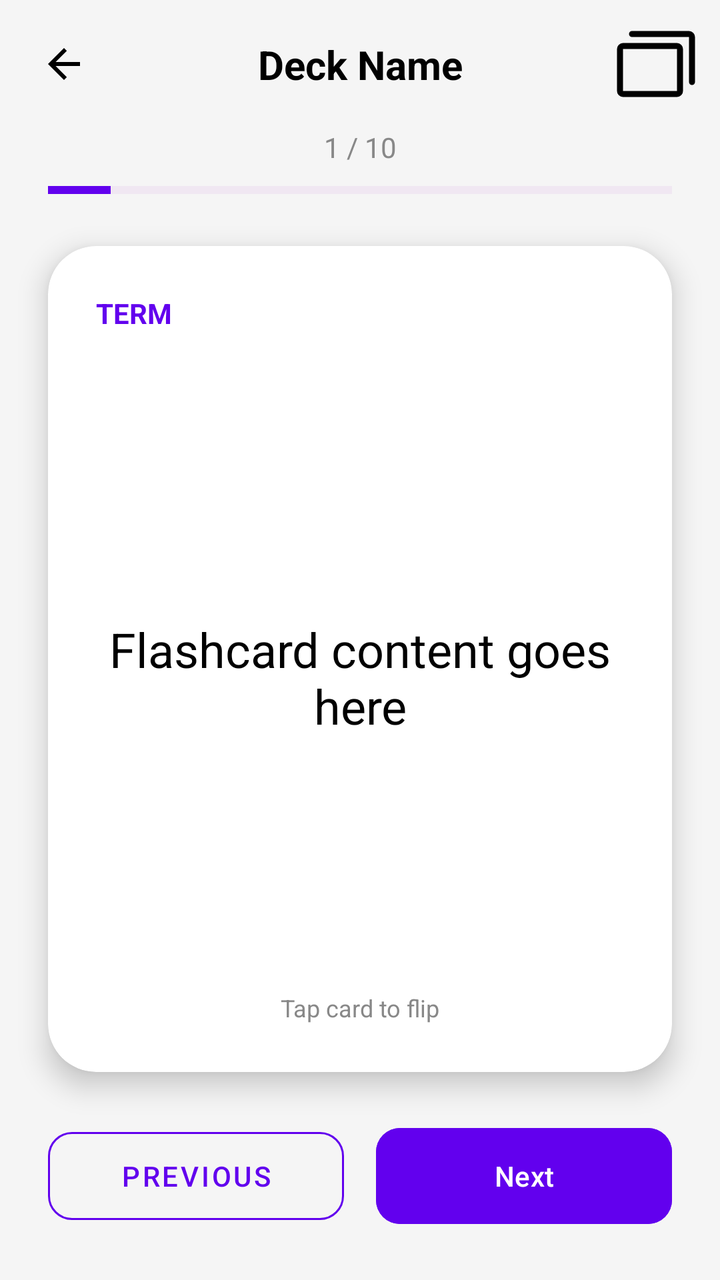
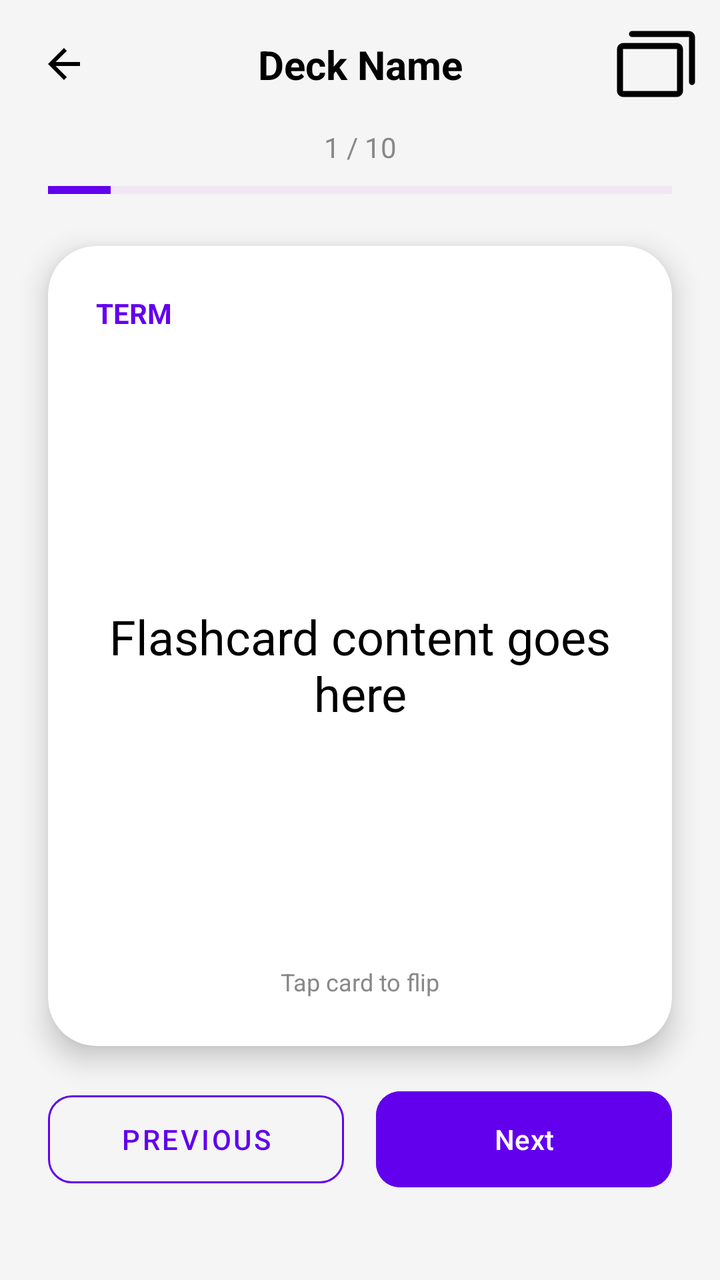

Before-and-after screenshots of an Android layout around one commit, followed by the original layout XML and the change that was made.
<!-- AndroidManifest.xml: application theme Theme.BrainByte -->
<!-- res/layout/fragment_study.xml -->
<?xml version="1.0" encoding="utf-8"?>
<ScrollView xmlns:android="http://schemas.android.com/apk/res/android"
    xmlns:app="http://schemas.android.com/apk/res-auto"
    xmlns:tools="http://schemas.android.com/tools"
    android:layout_width="match_parent"
    android:layout_height="match_parent"
    android:background="@color/light_grey_background"
    android:fillViewport="true"
    tools:context=".StudyFragment">

<androidx.constraintlayout.widget.ConstraintLayout
    android:layout_width="match_parent"
    android:layout_height="wrap_content">

    
    <ImageButton
        android:id="@+id/btn_back"
        android:layout_width="48dp"
        android:layout_height="48dp"
        android:background="?attr/selectableItemBackgroundBorderless"
        android:src="@drawable/ic_arrow_back"
        android:contentDescription="@string/back_button"
        app:layout_constraintStart_toStartOf="parent"
        app:layout_constraintTop_toTopOf="parent"
        android:layout_margin="8dp"
        app:tint="@color/black_text"/>

    <TextView
        android:id="@+id/deck_title"
        android:layout_width="0dp"
        android:layout_height="wrap_content"
        android:text="Deck Name"
        android:textColor="@color/black_text"
        android:textSize="20sp"
        android:textStyle="bold"
        android:gravity="center"
        android:ellipsize="end"
        android:maxLines="1"
        app:layout_constraintStart_toEndOf="@id/btn_back"
        app:layout_constraintEnd_toStartOf="@id/btn_shuffle"
        app:layout_constraintTop_toTopOf="@id/btn_back"
        app:layout_constraintBottom_toBottomOf="@id/btn_back"
        android:layout_marginHorizontal="8dp"/>

    <ImageButton
        android:id="@+id/btn_shuffle"
        android:layout_width="48dp"
        android:layout_height="48dp"
        android:background="?attr/selectableItemBackgroundBorderless"
        android:src="@drawable/ic_cards"
        android:contentDescription="Shuffle cards"
        app:layout_constraintEnd_toEndOf="parent"
        app:layout_constraintTop_toTopOf="parent"
        android:layout_margin="8dp"
        app:tint="@color/black_text"/>

    
    <TextView
        android:id="@+id/progress_text"
        android:layout_width="wrap_content"
        android:layout_height="wrap_content"
        android:text="1 / 10"
        android:textColor="@color/grey_text"
        android:textSize="14sp"
        app:layout_constraintStart_toStartOf="parent"
        app:layout_constraintEnd_toEndOf="parent"
        app:layout_constraintTop_toBottomOf="@id/btn_back"
        android:layout_marginTop="8dp"/>

    <ProgressBar
        android:id="@+id/progress_bar"
        style="?android:attr/progressBarStyleHorizontal"
        android:layout_width="0dp"
        android:layout_height="8dp"
        android:max="100"
        android:progress="10"
        android:progressTint="@color/purple_primary"
        android:progressBackgroundTint="@color/light_purple"
        app:layout_constraintStart_toStartOf="parent"
        app:layout_constraintEnd_toEndOf="parent"
        app:layout_constraintTop_toBottomOf="@id/progress_text"
        android:layout_marginHorizontal="24dp"
        android:layout_marginTop="8dp"/>

    
    <androidx.cardview.widget.CardView
        android:id="@+id/flashcard_container"
        android:layout_width="0dp"
        android:layout_height="0dp"
        app:cardCornerRadius="24dp"
        app:cardElevation="8dp"
        app:cardBackgroundColor="@android:color/white"
        app:layout_constraintStart_toStartOf="parent"
        app:layout_constraintEnd_toEndOf="parent"
        app:layout_constraintTop_toBottomOf="@id/progress_bar"
        app:layout_constraintBottom_toTopOf="@id/btn_previous"
        android:layout_margin="24dp"
        android:clickable="true"
        android:focusable="true"
        android:foreground="?android:attr/selectableItemBackground">

        <androidx.constraintlayout.widget.ConstraintLayout
            android:layout_width="match_parent"
            android:layout_height="match_parent"
            android:padding="24dp">

            <TextView
                android:id="@+id/card_label"
                android:layout_width="wrap_content"
                android:layout_height="wrap_content"
                android:text="@string/term_label"
                android:textColor="@color/purple_primary"
                android:textSize="14sp"
                android:textStyle="bold"
                app:layout_constraintStart_toStartOf="parent"
                app:layout_constraintTop_toTopOf="parent"/>

            <TextView
                android:id="@+id/card_content"
                android:layout_width="0dp"
                android:layout_height="0dp"
                android:text="Flashcard content goes here"
                android:textColor="@color/black_text"
                android:textSize="24sp"
                android:gravity="center"
                app:layout_constraintStart_toStartOf="parent"
                app:layout_constraintEnd_toEndOf="parent"
                app:layout_constraintTop_toBottomOf="@id/card_label"
                app:layout_constraintBottom_toTopOf="@id/tap_hint"
                android:layout_marginTop="16dp"/>

            <TextView
                android:id="@+id/tap_hint"
                android:layout_width="wrap_content"
                android:layout_height="wrap_content"
                android:text="@string/tap_to_flip"
                android:textColor="@color/grey_text"
                android:textSize="12sp"
                app:layout_constraintStart_toStartOf="parent"
                app:layout_constraintEnd_toEndOf="parent"
                app:layout_constraintBottom_toBottomOf="parent"/>

        </androidx.constraintlayout.widget.ConstraintLayout>
    </androidx.cardview.widget.CardView>

    
    <com.google.android.material.button.MaterialButton
        android:id="@+id/btn_previous"
        style="@style/Widget.MaterialComponents.Button.OutlinedButton"
        android:layout_width="0dp"
        android:layout_height="56dp"
        android:text="@string/previous_button"
        android:textColor="@color/purple_primary"
        app:strokeColor="@color/purple_primary"
        app:cornerRadius="12dp"
        app:layout_constraintStart_toStartOf="parent"
        app:layout_constraintEnd_toStartOf="@id/btn_next"
        app:layout_constraintBottom_toBottomOf="parent"
        android:layout_marginStart="24dp"
        android:layout_marginEnd="8dp"
        android:layout_marginBottom="24dp"/>

    <com.google.android.material.button.MaterialButton
        android:id="@+id/btn_next"
        android:layout_width="0dp"
        android:layout_height="56dp"
        android:text="@string/next_button"
        android:backgroundTint="@color/purple_primary"
        android:textColor="@android:color/white"
        app:cornerRadius="12dp"
        app:layout_constraintStart_toEndOf="@id/btn_previous"
        app:layout_constraintEnd_toEndOf="parent"
        app:layout_constraintBottom_toBottomOf="parent"
        android:layout_marginStart="8dp"
        android:layout_marginEnd="24dp"
        android:layout_marginBottom="24dp"/>

    
    <LinearLayout
        android:id="@+id/completion_view"
        android:layout_width="0dp"
        android:layout_height="wrap_content"
        android:orientation="vertical"
        android:gravity="center"
        android:visibility="gone"
        app:layout_constraintStart_toStartOf="parent"
        app:layout_constraintEnd_toEndOf="parent"
        app:layout_constraintTop_toBottomOf="@id/progress_bar"
        app:layout_constraintBottom_toBottomOf="parent"
        android:layout_margin="24dp">

        <TextView
            android:layout_width="wrap_content"
            android:layout_height="wrap_content"
            android:text="🎉"
            android:textSize="64sp"/>

        <TextView
            android:layout_width="wrap_content"
            android:layout_height="wrap_content"
            android:text="Deck Completed!"
            android:textColor="@color/purple_primary"
            android:textSize="28sp"
            android:textStyle="bold"
            android:layout_marginTop="16dp"/>

        <TextView
            android:id="@+id/completion_stats"
            android:layout_width="wrap_content"
            android:layout_height="wrap_content"
            android:text="You studied 10 cards."
            android:textColor="@color/grey_text"
            android:textSize="16sp"
            android:layout_marginTop="8dp"/>

        <com.google.android.material.button.MaterialButton
            android:id="@+id/btn_study_again"
            android:layout_width="match_parent"
            android:layout_height="56dp"
            android:text="Study Again"
            android:backgroundTint="@color/purple_primary"
            android:textColor="@android:color/white"
            app:cornerRadius="12dp"
            android:layout_marginTop="32dp"/>

        <com.google.android.material.button.MaterialButton
            android:id="@+id/btn_take_quiz"
            android:layout_width="match_parent"
            android:layout_height="56dp"
            android:text="Take AI Quiz"
            android:backgroundTint="#FF9800"
            android:textColor="@android:color/white"
            app:cornerRadius="12dp"
            android:layout_marginTop="12dp"/>

        <com.google.android.material.button.MaterialButton
            android:id="@+id/btn_finish_deck"
            style="@style/Widget.MaterialComponents.Button.OutlinedButton"
            android:layout_width="match_parent"
            android:layout_height="56dp"
            android:text="Finish"
            android:textColor="@color/purple_primary"
            app:strokeColor="@color/purple_primary"
            app:cornerRadius="12dp"
            android:layout_marginTop="12dp"/>
    </LinearLayout>

</androidx.constraintlayout.widget.ConstraintLayout>
</ScrollView>
<!-- resources referenced by this layout -->
<resources>
  <color name="black_text">#000000</color>
  <color name="grey_text">#888888</color>
  <color name="light_grey_background">#F5F5F5</color>
  <color name="light_purple">#E1BEE7</color>
  <color name="purple_primary">#6200EE</color>
  <!-- drawable ic_arrow_back (drawable) -->
  <vector xmlns:android="http://schemas.android.com/apk/res/android"
      android:width="24dp"
      android:height="24dp"
      android:viewportWidth="24"
      android:viewportHeight="24"
      android:tint="?attr/colorControlNormal">
      <path
          android:fillColor="@android:color/white"
          android:pathData="M20,11H7.83l5.59,-5.59L12,4l-8,8 8,8 1.41,-1.41L7.83,13H20v-2z"/>
  </vector>
  <!-- drawable ic_cards (drawable) -->
  <vector xmlns:android="http://schemas.android.com/apk/res/android"
      android:width="48dp"
      android:height="48dp"
      android:viewportWidth="256"
      android:viewportHeight="256">
    <path
        android:pathData="M184,72L40,72A16,16 0,0 0,24 88L24,200a16,16 0,0 0,16 16L184,216a16,16 0,0 0,16 -16L200,88A16,16 0,0 0,184 72ZM184,200L40,200L40,88L184,88L184,200ZM232,56L232,176a8,8 0,0 1,-16 0L216,56L64,56a8,8 0,0 1,0 -16L216,40A16,16 0,0 1,232 56Z"
        android:fillColor="#151513"/>
  </vector>
  <string name="back_button">Back</string>
  <string name="next_button">Next</string>
  <string name="previous_button">Previous</string>
  <string name="tap_to_flip">Tap card to flip</string>
  <string name="term_label">TERM</string>
  <style name="Theme.BrainByte" parent="Base.Theme.BrainByte" />
  <style name="Base.Theme.BrainByte" parent="Theme.Material3.DayNight.NoActionBar">
      </style>
</resources>

<!-- the commit's change to res/layout/fragment_study.xml (unified diff, before → after) -->
@@ -86,14 +86,13 @@
     <androidx.cardview.widget.CardView
         android:id="@+id/flashcard_container"
         android:layout_width="0dp"
-        android:layout_height="0dp"
+        android:layout_height="400dp"
         app:cardCornerRadius="24dp"
         app:cardElevation="8dp"
         app:cardBackgroundColor="@android:color/white"
         app:layout_constraintStart_toStartOf="parent"
         app:layout_constraintEnd_toEndOf="parent"
         app:layout_constraintTop_toBottomOf="@id/progress_bar"
-        app:layout_constraintBottom_toTopOf="@id/btn_previous"
         android:layout_margin="24dp"
         android:clickable="true"
         android:focusable="true"
@@ -155,6 +154,7 @@
         app:cornerRadius="12dp"
         app:layout_constraintStart_toStartOf="parent"
         app:layout_constraintEnd_toStartOf="@id/btn_next"
+        app:layout_constraintTop_toBottomOf="@id/flashcard_container"
         app:layout_constraintBottom_toBottomOf="parent"
         android:layout_marginStart="24dp"
         android:layout_marginEnd="8dp"
@@ -170,6 +170,7 @@
         app:cornerRadius="12dp"
         app:layout_constraintStart_toEndOf="@id/btn_previous"
         app:layout_constraintEnd_toEndOf="parent"
+        app:layout_constraintTop_toBottomOf="@id/flashcard_container"
         app:layout_constraintBottom_toBottomOf="parent"
         android:layout_marginStart="8dp"
         android:layout_marginEnd="24dp"
